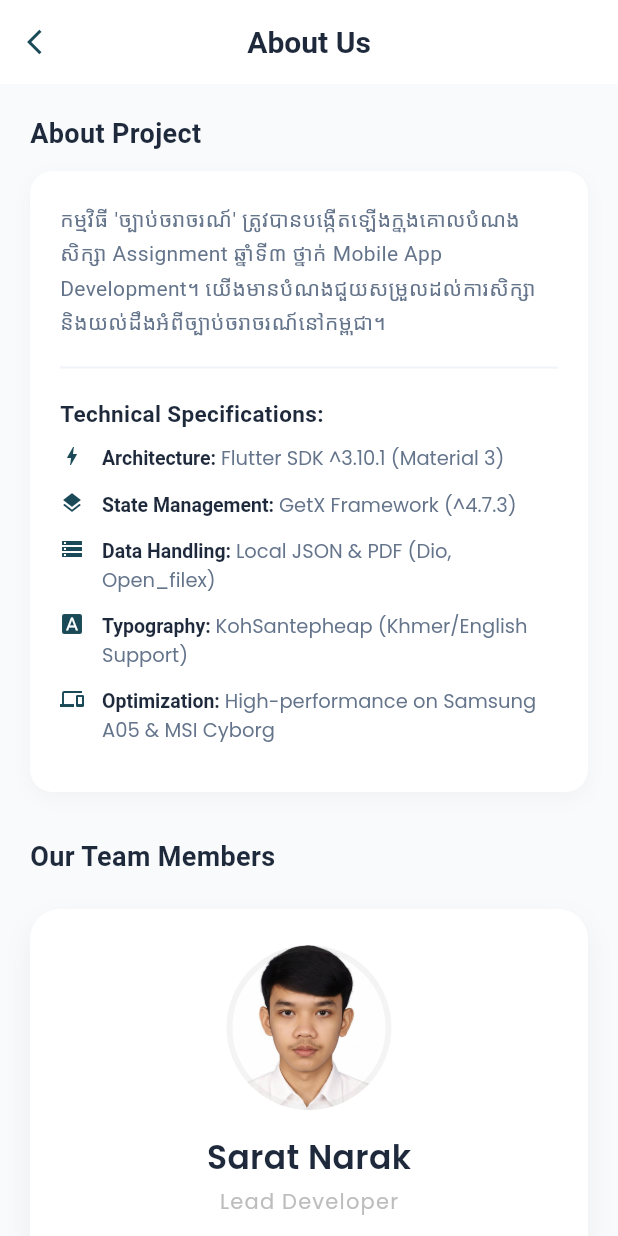
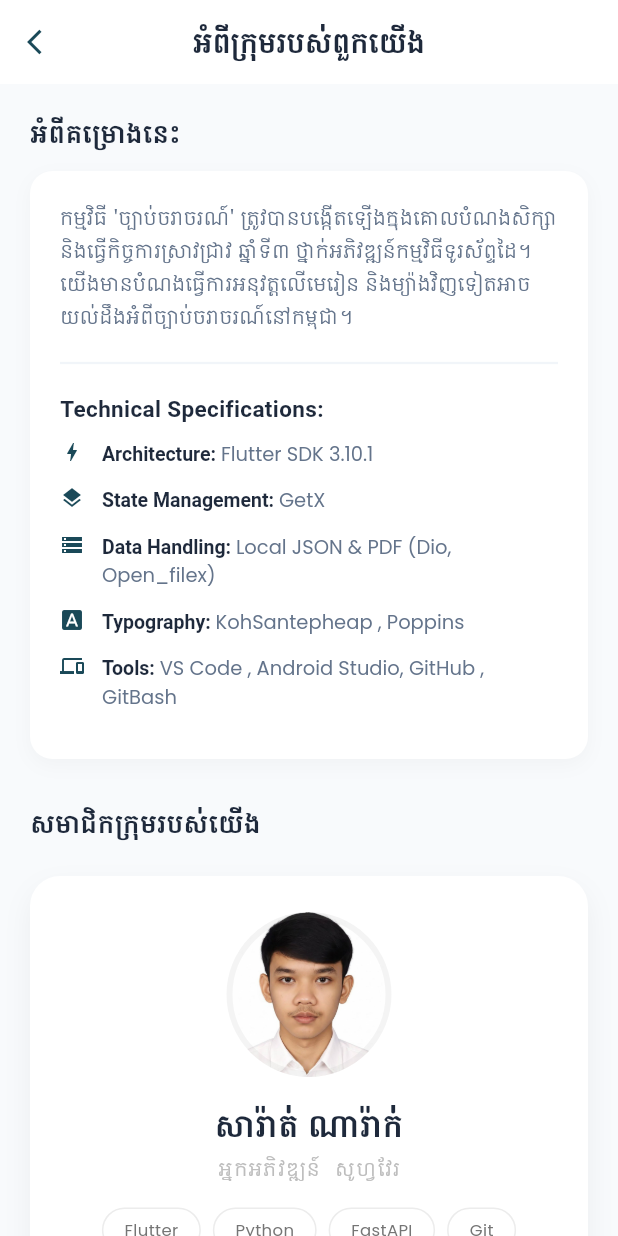
Before and after one commit to Narak76543/kh_driving_rule_app, a Flutter app: the AboutUsView screen opened directly, on a phone screen of 412 x 824 dp. Run offline on Flutter 3.47's test engine with Material 3 defaults, Android fonts, the phone set to English and light mode, and no system bars; our stand-ins replace carousel_slider, dio, get, open_filex; Roboto replaces fonts that are missing (KohSantepheab).

Commit message:
add information

```diff
--- a/lib/app/modules/about_us/about_us_view.dart
+++ b/lib/app/modules/about_us/about_us_view.dart
@@ -22,11 +22,12 @@ class AboutUsView extends StatelessWidget {
           onPressed: () => Get.back(),
         ),
         title: const Text(
-          "About Us",
+          "អំពីក្រុមរបស់ពួកយើង",
           style: TextStyle(
             color: Color(0xFF1E293B),
             fontWeight: FontWeight.bold,
             fontSize: 20,
+            fontFamily: 'kohsantepheap'
           ),
         ),
       ),
@@ -36,46 +37,46 @@ class AboutUsView extends StatelessWidget {
         child: Column(
           crossAxisAlignment: CrossAxisAlignment.start,
           children: [
-            _buildSectionTitle("About Project"),
+            _buildSectionTitle("អំពីគម្រោងនេះ"),
             _buildProjectDescription(),
 
             const SizedBox(height: 30),
-            _buildSectionTitle("Our Team Members"),
+            _buildSectionTitle("សមាជិកក្រុមរបស់យើង"),
             const SizedBox(height: 10),
 
             _buildMemberProfileCard(
-              name: "Sarat Narak",
-              role: "Lead Developer",
+              name: "សារ៉ាត់ ណារ៉ាក់",
+              role: "អ្នកអភិវឌ្ឍន៍  សូហ្វវែរ",
               bio:
-                  "Narak is a 3rd-year student specializing in Flutter & FastAPI development, focused on building efficient mobile solutions.",
-              skills: ["Flutter", "Dart", "FastAPI", "Git"],
+                  "និស្សិតឆ្នាំទី៣ ជំនាញអភិវឌ្ឍន៍កម្មវិធីទូរស័ព្ទ ដែលមានចំណូលចិត្តក្នុងការបង្កើតដំណោះស្រាយបច្ចេកវិទ្យាដ៏រហ័ស និងមានប្រសិទ្ធភាព។ ផ្តោតសំខាន់លើការសរសេរកូដឱ្យមានរបៀប និងងាយស្រួលក្នុងការថែទាំ។",
+              skills: ["Flutter", "Python", "FastAPI", "Git"],
               imagePath: "assets/images/narak.png",
             ),
 
             _buildMemberProfileCard(
-              name: "Sem Visut",
+              name: "សេម វិសុត",
               role: "Flutter Developer",
               bio:
-                  "Creative designer with a passion for clean, user-friendly interfaces and modern mobile application layouts.",
-              skills: ["Figma", "Design", "Color Theory", "+2"],
+                  "ជម្រាបសួរ! ខ្ញុំឈ្មោះ សេម វិសុតខ្ញុំជាអ្នកអភិវឌ្ឍន៍កម្មវិធីចំនួន ២ ឆ្នាំបទពិសោធន៍។ ខ្ញុំមានជំនាញខាងការបង្កើតគេហទំព័រទំនើបៗ និងកម្មវិធីទូរស័ព្ទ។ ខ្ញុំចូលចិត្តដោះស្រាយបញ្ហាកម្មវិធី និងបង្កើតដំណោះស្រាយដែលមានប្រសិទ្ធិភាពខ្ពស់។បច្ចុប្បន្ន ខ្ញុំកំពុងសិក្សាថ្នាក់បរិញ្ញាបត្រផ្នែក អភិវឌ្ឍន៍  សូហ្វវែរ នៅសាកលវិទ្យាល័យន័រតុន។ បច្ចុប្បន្ន ខ្ញុំកំពុងធ្វើការជាមួយបច្ចេកវិទ្យាទំនើបៗដូចជា Java Programming, Python, Flutter, និង ឧបករណ៍ AI ជាដើម។ចំណាប់អារម្មណ៍ផ្ទាល់ខ្លួន៖ ខ្ញុំចូលចិត្តសរសេរកូដនៅពេលយប់ជាមួយកាហ្វេមួយកែវ និងស្តាប់តន្ត្រីសម័យពីដើម។",
+              skills: ["Flutter", "Python", "Laravel", "+2"],
               imagePath: "assets/images/visut.png",
             ),
 
             _buildMemberProfileCard(
-              name: "Chum Phula",
-              role: "Web Developer",
+              name: "ជុំ ភូឡា",
+              role: "អ្នកអភិវឌ្ឍន៍ គេហទំព័រ",
               bio:
-                  "Focused on structuring traffic rule data and ensuring all technical information is accurate and up-to-date.",
+                  "ខ្ញុំជាអ្នកចូលចិត្តបច្ចេកវិទ្យា និងការអភិវឌ្ឍកម្មវិធី។ ខ្ញុំកំពុងសិក្សា Web Development និង Mobile App Development និងចង់ក្លាយជាអ្នកអភិវឌ្ឍកម្មវិធីជំនាញ។ ខ្ញុំស្រលាញ់ការស្រាវជ្រាវ ការសិក្សាថ្មីៗ និងការបង្កើត Project ផ្ទាល់ខ្លួន។",
               skills: ["Research", "JSON", "Database", "+3"],
               imagePath: "assets/images/member3.png",
             ),
 
             _buildMemberProfileCard(
-              name: "Ngov Menghai",
+              name: "ង៉ូវ ម៉េងហៃ",
               role: "Full Stack Developer",
               bio:
-                  "Responsible for testing application features and ensuring a smooth, bug-free experience for all users.",
-              skills: ["Testing", "Bug Fix", "Analysis", "+1"],
+                  "អ្នកជំនាញត្រួតពិនិត្យ និងស្វែងរកចំណុចខ្វះខាត ដើម្បីធានាថាគ្រប់មុខងារទាំងអស់របស់កម្មវិធី ដំណើរការបានយ៉ាងរលូន និងគ្មានកំហុស។ ផ្តោតលើការផ្តល់ជូននូវបទពិសោធន៍ដ៏ល្អបំផុតសម្រាប់អ្នកប្រើប្រាស់។",
+              skills: ["React.Js", "Flutter", "Flask", "+1"],
               imagePath: "assets/images/menghai.png",
             ),
 
@@ -95,6 +96,7 @@ class AboutUsView extends StatelessWidget {
           fontSize: 18,
           fontWeight: FontWeight.bold,
           color: Color(0xFF1E293B),
+          fontFamily: 'KohSantepheap',
         ),
       ),
     );
@@ -117,13 +119,13 @@ class AboutUsView extends StatelessWidget {
       child: Column(
         crossAxisAlignment: CrossAxisAlignment.start,
         children: [
-          // ១. ការពិពណ៌នាទូទៅ
           const Text(
-            "កម្មវិធី 'ច្បាប់ចរាចរណ៍' ត្រូវបានបង្កើតឡើងក្នុងគោលបំណងសិក្សា Assignment ឆ្នាំទី៣ ថ្នាក់ Mobile App Development។ យើងមានបំណងជួយសម្រួលដល់ការសិក្សា និងយល់ដឹងអំពីច្បាប់ចរាចរណ៍នៅកម្ពុជា។",
+            "កម្មវិធី 'ច្បាប់ចរាចរណ៍' ត្រូវបានបង្កើតឡើងក្នុងគោលបំណងសិក្សា និងធ្វើកិច្ចការស្រាវជ្រាវ ឆ្នាំទី៣ ថ្នាក់អភិវឌ្ឍន៍កម្មវិធីទូរស័ព្ទដៃ។ យើងមានបំណងធ្វើការអនុវត្តលើមេរៀន និងម្យ៉ាងវិញទៀតអាចយល់ដឹងអំពីច្បាប់ចរាចរណ៍នៅកម្ពុជា។",
             style: TextStyle(
               color: Color(0xFF64748B),
               fontSize: 14,
               height: 1.6,
+              fontFamily:  'kohsantepheap'
             ),
           ),
           const Padding(
@@ -142,12 +144,12 @@ class AboutUsView extends StatelessWidget {
           _buildTechRow(
             Icons.bolt,
             "Architecture",
-            "Flutter SDK ^3.10.1 (Material 3)",
+            "Flutter SDK 3.10.1",
           ),
           _buildTechRow(
             Icons.layers,
             "State Management",
-            "GetX Framework (^4.7.3)",
+            "GetX",
           ),
           _buildTechRow(
             Icons.storage,
@@ -157,12 +159,12 @@ class AboutUsView extends StatelessWidget {
           _buildTechRow(
             Icons.font_download,
             "Typography",
-            "KohSantepheap (Khmer/English Support)",
+            "KohSantepheap , Poppins",
           ),
           _buildTechRow(
             Icons.devices,
-            "Optimization",
-            "High-performance on Samsung A05 & MSI Cyborg",
+            "Tools",
+            "VS Code , Android Studio, GitHub , GitBash",
           ),
         ],
       ),
@@ -272,7 +274,7 @@ Widget _buildMemberProfileCard({
         Text(
           name,
           style: const TextStyle(
-            fontFamily: 'Poppins',
+            fontFamily: 'kohsantepheap',
             fontSize: 22,
             fontWeight: FontWeight.bold,
             color: Color(0xFF1E293B),
@@ -282,7 +284,7 @@ Widget _buildMemberProfileCard({
         Text(
           role,
           style: TextStyle(
-            fontFamily: 'Poppins',
+            fontFamily: 'kohsantepheap',
             fontSize: 14,
             color: Colors.grey[400],
             letterSpacing: 0.8,
@@ -304,7 +306,7 @@ Widget _buildMemberProfileCard({
           bio,
           textAlign: TextAlign.center,
           style: TextStyle(
-            fontFamily: 'Poppins',
+            fontFamily: 'kohsantepheap',
             fontSize: 14,
             color: Colors.grey[600],
             height: 1.5,
@@ -317,12 +319,12 @@ Widget _buildMemberProfileCard({
         TextButton(
           onPressed: () {},
           child: const Text(
-            "VIEW PROFILE",
+            "ឆែកមើលប្រវត្តិរូប",
             style: TextStyle(
-              fontFamily: 'Poppins',
+              fontFamily: 'kohsantepheap',
               color: kPrimaryColor,
               fontWeight: FontWeight.w600,
-              fontSize: 13,
+              fontSize: 17,
               letterSpacing: 1.1,
             ),
           ),
--- a/lib/app/modules/home/views/settings_view.dart
+++ b/lib/app/modules/home/views/settings_view.dart
@@ -118,18 +118,21 @@ class SettingView extends StatelessWidget {
                 crossAxisAlignment: CrossAxisAlignment.start,
                 children: [
                   Text(
-                    "About Us",
+                    "អំពីក្រុមរបស់យើង",
                     style: TextStyle(
                       color: Color(0xFF1E293B),
                       fontWeight: FontWeight.bold,
                       fontSize: 18,
-                      fontFamily: 'Poppins',
+                      fontFamily: 'KohSantepheap',
                     ),
                   ),
                   SizedBox(height: 4),
                   Text(
-                    "Team Members and Project Details",
-                    style: TextStyle(color: Colors.grey, fontSize: 12),
+                    "មិត្តរួមក្រុម និង គម្រោងរបស់ក្រុមយើង",
+                    style: TextStyle(
+                        color: Colors.grey,
+                        fontFamily: 'KohSantepheap',
+                        fontSize: 12),
                   ),
                 ],
               ),
--- a/lib/core/widget/buil_lawCard.dart
+++ b/lib/core/widget/buil_lawCard.dart
@@ -94,6 +94,7 @@ class LawCard extends StatelessWidget {
                         fontSize: 13,
                         fontWeight: FontWeight.bold,
                         height: 1.3,
+                        fontFamily: 'Poppins'
                       ),
                     ),
                     const SizedBox(height: 8),
```
Also changed, not shown: lib/core/widget/theory_carousel.dart (+7 -4 lines).
